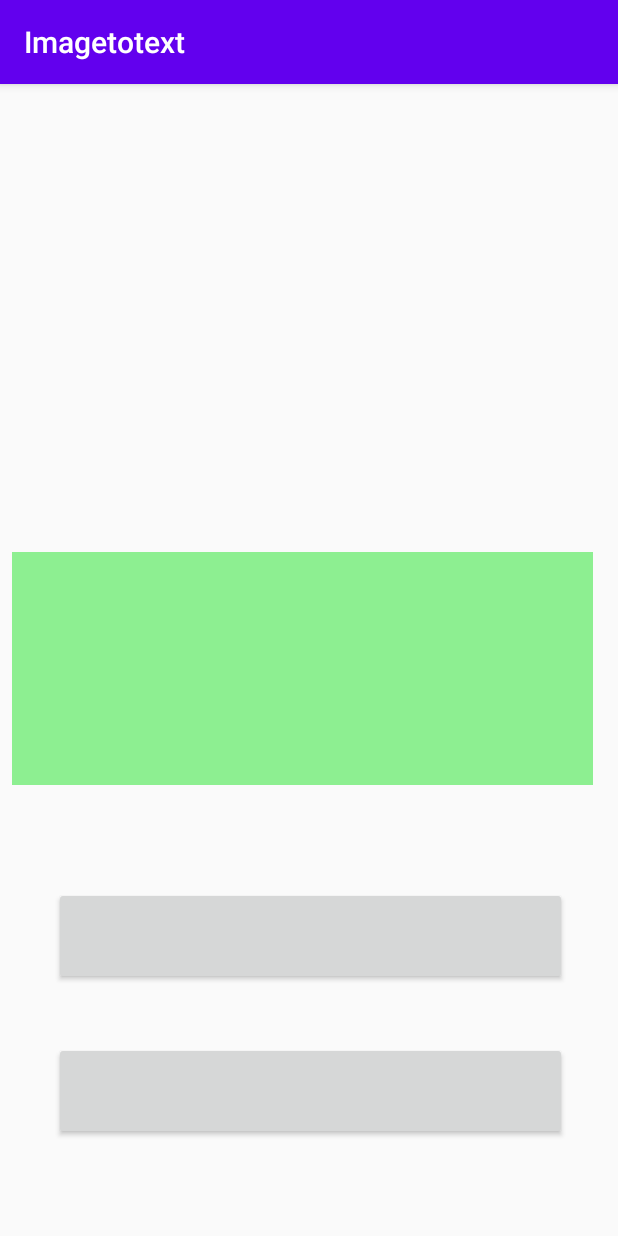
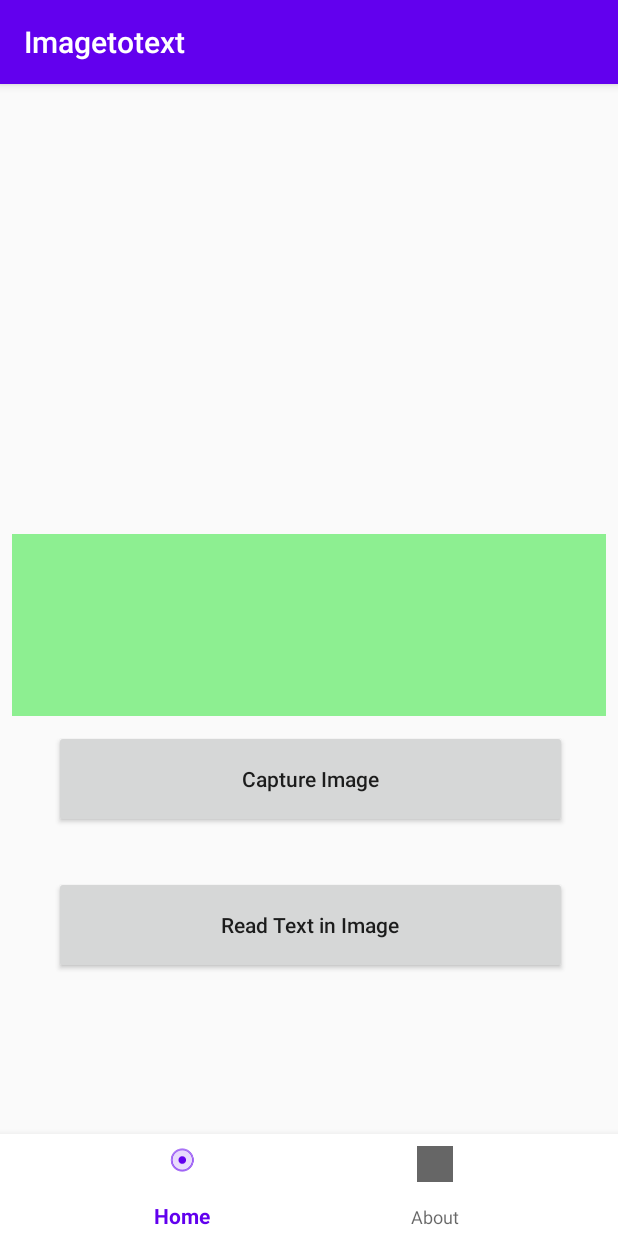
Before and after one commit to sidoncode/Imagetotext, an Android app: the screen it shows after launch (MainActivity), on a phone screen of 412 x 824 dp. Run offline under Robolectric (Android 15) with nearby library versions, the phone set to English and light mode, and no system bars; libraries missing offline, so code that uses them is left out: com.google.firebase.ml.

Commit message:
sid #2 commit fragements implemented

```diff
--- a/app/build.gradle
+++ b/app/build.gradle
@@ -27,6 +27,8 @@ dependencies {
     implementation fileTree(dir: "libs", include: ["*.jar"])
     implementation 'androidx.appcompat:appcompat:1.2.0'
     implementation 'androidx.constraintlayout:constraintlayout:2.0.1'
+    implementation 'androidx.legacy:legacy-support-v4:1.0.0'
+    implementation 'com.google.android.material:material:1.2.1'
     testImplementation 'junit:junit:4.12'
     androidTestImplementation 'androidx.test.ext:junit:1.1.2'
     implementation'com.google.firebase:firebase-core:15.0.2'
--- a/app/src/main/AndroidManifest.xml
+++ b/app/src/main/AndroidManifest.xml
@@ -20,7 +20,6 @@
                 android:value="ocr" />
             <intent-filter>
                 <action android:name="android.intent.action.MAIN" />
-
                 <category android:name="android.intent.category.LAUNCHER" />
             </intent-filter>
         </activity>
--- /dev/null
+++ b/app/src/main/java/com/Siddevlops/imagetotext/Home.java
@@ -0,0 +1,183 @@
+package com.Siddevlops.imagetotext;
+
+import android.content.Intent;
+import android.graphics.Bitmap;
+import android.os.Bundle;
+
+import androidx.annotation.NonNull;
+import androidx.fragment.app.Fragment;
+
+import android.provider.MediaStore;
+import android.util.Log;
+import android.view.LayoutInflater;
+import android.view.View;
+import android.view.ViewGroup;
+import android.widget.Button;
+import android.widget.ImageView;
+import android.widget.TextView;
+import android.widget.Toast;
+
+// fire base libraries //
+
+import com.google.android.gms.tasks.OnFailureListener;
+import com.google.android.gms.tasks.OnSuccessListener;
+import com.google.firebase.ml.vision.FirebaseVision;
+import com.google.firebase.ml.vision.common.FirebaseVisionImage;
+import com.google.firebase.ml.vision.face.FirebaseVisionFace;
+import com.google.firebase.ml.vision.face.FirebaseVisionFaceDetector;
+import com.google.firebase.ml.vision.text.FirebaseVisionText;
+import com.google.firebase.ml.vision.text.FirebaseVisionTextDetector;
+
+import java.util.List;
+
+/**
+ * A simple {@link Fragment} subclass.
+ * Use the {@link Home#newInstance} factory method to
+ * create an instance of this fragment.
+ */
+public class Home extends Fragment {
+
+    // TODO: Rename parameter arguments, choose names that match
+    // the fragment initialization parameters, e.g. ARG_ITEM_NUMBER
+    private static final String ARG_PARAM1 = "param1";
+    private static final String ARG_PARAM2 = "param2";
+
+    // TODO: Rename and change types of parameters
+    private String mParam1;
+    private String mParam2;
+
+    public Home() {
+        // Required empty public constructor
+    }
+
+    /**
+     * Use this factory method to create a new instance of
+     * this fragment using the provided parameters.
+     *
+     * @param param1 Parameter 1.
+     * @param param2 Parameter 2.
+     * @return A new instance of fragment Home.
+     */
+    // TODO: Rename and change types and number of parameters
+    public static Home newInstance(String param1, String param2) {
+        Home fragment = new Home();
+        Bundle args = new Bundle();
+        args.putString(ARG_PARAM1, param1);
+        args.putString(ARG_PARAM2, param2);
+        fragment.setArguments(args);
+        return fragment;
+    }
+
+    @Override
+    public void onCreate(Bundle savedInstanceState) {
+        super.onCreate(savedInstanceState);
+        if (getArguments() != null) {
+            mParam1 = getArguments().getString(ARG_PARAM1);
+            mParam2 = getArguments().getString(ARG_PARAM2);
+        }
+    }
+
+    static final int REQUEST_IMAGE_CAPTURE = 1;
+
+
+    private Button btncaptureimage;
+    private Button btnrecognisetxt;
+    private ImageView imgview1;
+    private TextView txtview1;
+    private Bitmap imageBitmap;
+
+    @Override
+    public View onCreateView(LayoutInflater inflater, ViewGroup container, Bundle savedInstanceState) {
+
+        // Inflate the layout for this fragment
+
+
+
+        View v =inflater.inflate(R.layout.fragment_home, container, false);
+
+
+
+        btncaptureimage = (Button) v.findViewById(R.id.btncaptureimage);
+        btnrecognisetxt = (Button) v.findViewById(R.id.btnrecognisetxt);
+        imgview1 = (ImageView) v.findViewById(R.id.imgview1);
+        txtview1 = (TextView) v.findViewById(R.id.txtview1);
+
+        btncaptureimage.setOnClickListener(new View.OnClickListener() {
+            @Override
+            public void onClick(View v) {
+                dispatchTakePictureIntent();
+                txtview1.setText("");
+            }
+        });
+
+
+        btnrecognisetxt.setOnClickListener(new View.OnClickListener() {
+            @Override
+            public void onClick(View v) {
+                Image_to_text();
+                //Log.i("recognise btn clicked",)
+            }
+        });
+
+
+        return v;
+
+    }
+
+    private void dispatchTakePictureIntent() {
+        Intent takePictureIntent = new Intent(MediaStore.ACTION_IMAGE_CAPTURE);
+        if (takePictureIntent.resolveActivity(getActivity().getPackageManager()) != null) {
+            startActivityForResult(takePictureIntent, REQUEST_IMAGE_CAPTURE);
+        }
+    }
+    @Override
+
+    public void onActivityResult(int requestCode, int resultCode, Intent data) {
+
+        super.onActivityResult(requestCode, resultCode, data);
+        if (requestCode == REQUEST_IMAGE_CAPTURE && resultCode == getActivity().RESULT_OK) {
+            Bundle extras = data.getExtras();
+            imageBitmap = (Bitmap) extras.get("data");
+            imgview1.setImageBitmap(imageBitmap);
+        }
+    }
+
+    protected void Image_to_text(){
+        FirebaseVisionImage firebaseVisionImage = FirebaseVisionImage.fromBitmap(imageBitmap);
+
+        FirebaseVisionTextDetector firebaseVisionTextDetector=  FirebaseVision.getInstance().getVisionTextDetector();
+        firebaseVisionTextDetector.detectInImage(firebaseVisionImage).addOnSuccessListener(new OnSuccessListener<FirebaseVisionText>() {
+            @Override
+            public void onSuccess(FirebaseVisionText firebaseVisionText) {
+                Log.i("image to txt Sucess","on image read Success");
+                Image_to_text(firebaseVisionText);
+
+            }
+        }).addOnFailureListener(new OnFailureListener() {
+            @Override
+            public void onFailure(@NonNull Exception e) {
+
+                Log.i("image to txt fail","on fail of image to text");
+                e.printStackTrace();
+
+            }
+        });
+    }
+
+    public void Image_to_text(FirebaseVisionText firebaseVisionText) {
+
+        List<FirebaseVisionText.Block> blockList = firebaseVisionText.getBlocks();
+        if(blockList.size() == 0){
+            Toast.makeText(getContext(),"No Text Found in Image",Toast.LENGTH_SHORT).show();
+        }
+        else {
+            for(FirebaseVisionText.Block block: firebaseVisionText.getBlocks()){
+                String text = block.getText();
+                txtview1.setText(text);
+                Log.i("image to txt converted",text);
+            }
+        }
+
+    }
+
+}
--- a/app/src/main/java/com/Siddevlops/imagetotext/MainActivity.java
+++ b/app/src/main/java/com/Siddevlops/imagetotext/MainActivity.java
@@ -2,12 +2,14 @@ package com.Siddevlops.imagetotext;
 
 import androidx.annotation.NonNull;
 import androidx.appcompat.app.AppCompatActivity;
+import androidx.fragment.app.Fragment;
 
 import android.content.Intent;
 import android.graphics.Bitmap;
 import android.os.Bundle;
 import android.provider.MediaStore;
 import android.util.Log;
+import android.view.MenuItem;
 import android.view.View;
 import android.webkit.PermissionRequest;
 import android.widget.Button;
@@ -17,27 +19,16 @@ import android.widget.Toast;
 
 import com.google.android.gms.tasks.OnFailureListener;
 import com.google.android.gms.tasks.OnSuccessListener;
-import com.google.firebase.ml.vision.FirebaseVision;
-import com.google.firebase.ml.vision.common.FirebaseVisionImage;
-import com.google.firebase.ml.vision.face.FirebaseVisionFace;
-import com.google.firebase.ml.vision.face.FirebaseVisionFaceDetector;
-import com.google.firebase.ml.vision.text.FirebaseVisionText;
-import com.google.firebase.ml.vision.text.FirebaseVisionTextDetector;
+import com.google.android.material.bottomnavigation.BottomNavigationView;
+
 
 import java.util.List;
 
-
+/**
     public class MainActivity extends AppCompatActivity {
 
 
-    static final int REQUEST_IMAGE_CAPTURE = 1;
 
-
-    private Button btncaptureimage;
-    private Button btnrecognisetxt;
-    private ImageView imgview1;
-    private TextView txtview1;
-    private Bitmap imageBitmap;
 
 
         @Override
@@ -45,28 +36,7 @@ public class MainActivity extends AppCompatActivity {
             super.onCreate(savedInstanceState);
             setContentView(R.layout.activity_main);
 
-        btncaptureimage = (Button) findViewById(R.id.btncaptureimage);
-        btnrecognisetxt = (Button) findViewById(R.id.btnrecognisetxt);
-        imgview1 = (ImageView) findViewById(R.id.imgview1);
-        txtview1 = (TextView) findViewById(R.id.txtview1);
 
-        btncaptureimage.setOnClickListener(new View.OnClickListener() {
-            @Override
-            public void onClick(View v) {
-                dispatchTakePictureIntent();
-                txtview1.setText("");
-            }
-        });
-
-
-        btnrecognisetxt.setOnClickListener(new View.OnClickListener() {
-            @Override
-            public void onClick(View v) {
-                Image_to_text();
-                //Log.i("recognise btn clicked",)
-
-            }
-        });
         }
 
         private void dispatchTakePictureIntent() {
@@ -124,4 +94,45 @@ public class MainActivity extends AppCompatActivity {
         }
 
 
+    }**/
+
+
+public class MainActivity extends AppCompatActivity {
+
+    @Override
+    protected void onCreate(Bundle savedInstanceState) {
+        super.onCreate(savedInstanceState);
+        setContentView(R.layout.activity_main);
+
+        BottomNavigationView btnNav = findViewById(R.id.bottomNavigationView);
+        btnNav.setOnNavigationItemSelectedListener(navlistener);
+
+        getSupportFragmentManager().beginTransaction()
+                .replace(R.id.fragment_layout,new Home()).commit();
     }
+
+
+    private BottomNavigationView.OnNavigationItemSelectedListener navlistener = new BottomNavigationView.OnNavigationItemSelectedListener() {
+        @Override
+        public boolean onNavigationItemSelected(@NonNull MenuItem item) {
+            //return false;
+            Fragment selectedFragment = null;
+            switch (item.getItemId()) {
+                case R.id.item_home:
+                    Log.i("selected","Home fragment");
+                    selectedFragment = new Home();
+                    break;
+                case R.id.item_about:
+                    selectedFragment = new About();
+                    break;
+
+            }
+            getSupportFragmentManager().beginTransaction().replace(R.id.fragment_layout,selectedFragment).commit();
+
+            return true;
+        }
+    };
+
+
+
+}
--- a/app/src/main/res/layout/activity_main.xml
+++ b/app/src/main/res/layout/activity_main.xml
@@ -6,78 +6,33 @@
     android:layout_height="match_parent"
     tools:context=".MainActivity">
 
-    <ImageView
-        android:layout_width="412dp"
-        android:layout_height="274dp"
-        android:layout_alignParentStart="true"
-        android:layout_alignParentTop="true"
-        android:layout_alignParentEnd="true"
-        android:layout_marginStart="-2dp"
-        android:layout_marginTop="-5dp"
-        android:layout_marginEnd="2dp"
-        android:layout_marginBottom="102dp"
-        android:id="@+id/imgview1">
 
-    </ImageView>
+   <FrameLayout
+       android:id="@+id/fragment_layout"
+       android:layout_width="match_parent"
+       android:layout_height="663dp"
+       android:layout_alignParentTop="true"
+       android:layout_marginTop="0dp"
+       app:layout_constraintBottom_toTopOf="@+id/bottomNavigationView"
+       app:layout_constraintEnd_toEndOf="parent"
+       app:layout_constraintHorizontal_bias="0.0"
+       app:layout_constraintStart_toStartOf="parent"
+       app:layout_constraintTop_toTopOf="parent"
+       app:layout_constraintVertical_bias="1.0">
 
-    <LinearLayout
-        android:layout_width="match_parent"
-        android:layout_height="match_parent"
-        android:orientation="horizontal">
+   </FrameLayout>
 
-        <!--<TextView
-            android:id="@+id/txtview1"
-            android:layout_width="400dp"
-            android:layout_height="144dp"
-            android:layout_marginStart="8dp"
-            android:layout_marginTop="312dp"
-            android:layout_marginEnd="6dp"
-            android:layout_marginBottom="275dp"
-            android:background="#8DEF91"
-            android:paddingLeft="20dp"
-            android:paddingTop="0dp"
-            android:text=""
-            android:textSize="26sp">
-
-        </TextView>-->
-        <EditText
-            android:id="@+id/txtview1"
-            android:layout_width="387dp"
-            android:layout_height="155dp"
-            android:layout_marginStart="8dp"
-            android:layout_marginTop="312dp"
-            android:layout_marginEnd="6dp"
-            android:layout_marginBottom="275dp"
-            android:background="#8DEF91"
-            android:paddingLeft="20dp"
-            android:paddingTop="0dp"
-            android:text=""
-            android:textSize="26sp"></EditText>
-    </LinearLayout>
+   <com.google.android.material.bottomnavigation.BottomNavigationView
+       android:id="@+id/bottomNavigationView"
+       android:layout_width="match_parent"
+       android:layout_height="70dp"
+       android:layout_alignParentBottom="true"
+       android:layout_marginBottom="-2dp"
+       android:background="@color/navbar"
+       app:layout_constraintBottom_toBottomOf="parent"
+       app:menu="@menu/nav_menu">
 
 
-    <Button
-        android:id="@+id/btncaptureimage"
-        android:layout_width="340dp"
-        android:layout_height="65dp"
-        android:layout_alignParentStart="true"
-        android:layout_alignParentEnd="true"
-        android:layout_alignParentBottom="true"
-        android:layout_marginStart="36dp"
-        android:layout_marginEnd="34dp"
-        android:layout_marginBottom="167dp"></Button>
-
-    <Button
-        android:id="@+id/btnrecognisetxt"
-        android:layout_width="340dp"
-        android:layout_height="65dp"
-        android:layout_alignParentStart="true"
-        android:layout_alignParentEnd="true"
-        android:layout_alignParentBottom="true"
-        android:layout_marginStart="36dp"
-        android:layout_marginEnd="34dp"
-        android:layout_marginBottom="64dp">
-
-    </Button>
+   </com.google.android.material.bottomnavigation.BottomNavigationView>
 
 </RelativeLayout>
--- /dev/null
+++ b/app/src/main/res/layout/fragment_home.xml
@@ -0,0 +1,91 @@
+<?xml version="1.0" encoding="utf-8"?>
+<RelativeLayout xmlns:android="http://schemas.android.com/apk/res/android"
+    xmlns:app="http://schemas.android.com/apk/res-auto"
+    xmlns:tools="http://schemas.android.com/tools"
+    android:layout_width="match_parent"
+    android:layout_height="match_parent"
+    tools:context="com.Siddevlops.imagetotext.Home">
+
+    <!-- TODO: Update blank fragment layout -->
+
+    <ImageView
+        android:layout_width="412dp"
+        android:layout_height="199dp"
+        android:layout_alignParentStart="true"
+        android:layout_alignParentTop="true"
+        android:layout_alignParentEnd="true"
+        android:layout_marginStart="-2dp"
+        android:layout_marginTop="-5dp"
+        android:layout_marginEnd="2dp"
+        android:layout_marginBottom="102dp"
+        android:id="@+id/imgview1">
+
+    </ImageView>
+
+    <LinearLayout
+        android:layout_width="match_parent"
+        android:layout_height="match_parent"
+        android:orientation="horizontal">
+
+        <!--<TextView
+            android:id="@+id/txtview1"
+            android:layout_width="400dp"
+            android:layout_height="144dp"
+            android:layout_marginStart="8dp"
+            android:layout_marginTop="312dp"
+            android:layout_marginEnd="6dp"
+            android:layout_marginBottom="275dp"
+            android:background="#8DEF91"
+            android:paddingLeft="20dp"
+            android:paddingTop="0dp"
+            android:text=""
+            android:textSize="26sp">
+        </TextView>-->
+
+        <EditText
+            android:id="@+id/txtview1"
+            android:layout_width="396dp"
+            android:layout_height="121dp"
+            android:layout_marginStart="8dp"
+            android:layout_marginTop="300dp"
+            android:layout_marginEnd="6dp"
+            android:layout_marginBottom="275dp"
+            android:background="#8DEF91"
+            android:inputType="textMultiLine"
+            android:paddingLeft="20dp"
+            android:paddingTop="0dp"
+            android:text=""
+            android:textSize="26sp"></EditText>
+
+    </LinearLayout>
+
+
+    <Button
+        android:id="@+id/btncaptureimage"
+        android:layout_width="340dp"
+        android:layout_height="65dp"
+        android:text="Capture Image"
+        android:textAllCaps="false"
+        android:layout_alignParentStart="true"
+        android:layout_alignParentEnd="true"
+        android:layout_alignParentBottom="true"
+        android:layout_marginStart="36dp"
+        android:layout_marginEnd="34dp"
+        android:layout_marginBottom="167dp"></Button>
+
+    <Button
+        android:id="@+id/btnrecognisetxt"
+        android:layout_width="340dp"
+        android:layout_height="65dp"
+        android:text="Read Text in Image"
+        android:textAllCaps="false"
+        android:layout_alignParentStart="true"
+        android:layout_alignParentEnd="true"
+        android:layout_alignParentBottom="true"
+        android:layout_marginStart="36dp"
+        android:layout_marginEnd="34dp"
+        android:layout_marginBottom="70dp">
+
+    </Button>
+
+</RelativeLayout>
--- /dev/null
+++ b/app/src/main/res/menu/nav_menu.xml
@@ -0,0 +1,18 @@
+<?xml version="1.0" encoding="utf-8"?>
+<menu xmlns:android="http://schemas.android.com/apk/res/android"
+    xmlns:app="http://schemas.android.com/apk/res-auto">
+    <item
+        android:id="@+id/item_home"
+        android:icon="@android:drawable/btn_radio"
+        android:title="Home"
+        android:visible="true"
+        app:showAsAction=""></item>
+
+    <item
+        android:id="@+id/item_about"
+        android:icon="@android:color/holo_green_light"
+        android:title="About"
+        android:visible="true"></item>
+
+
+</menu>
--- a/app/src/main/res/values/colors.xml
+++ b/app/src/main/res/values/colors.xml
@@ -3,4 +3,5 @@
     <color name="colorPrimary">#6200EE</color>
     <color name="colorPrimaryDark">#3700B3</color>
     <color name="colorAccent">#03DAC5</color>
+    <color name="navbar">#ffffff</color>
 </resources>
--- a/app/src/main/res/values/strings.xml
+++ b/app/src/main/res/values/strings.xml
@@ -1,3 +1,5 @@
 <resources>
     <string name="app_name">Imagetotext</string>
+    <!-- TODO: Remove or change this placeholder text -->
+    <string name="hello_blank_fragment">Hello blank fragment</string>
 </resources>
```
Also changed, not shown: app/src/main/java/com/Siddevlops/imagetotext/About.java (added, +64 -0 lines), app/src/main/res/layout/fragment_about.xml (added, +14 -0 lines). Lines whose indentation alone changed are shown as unchanged.
